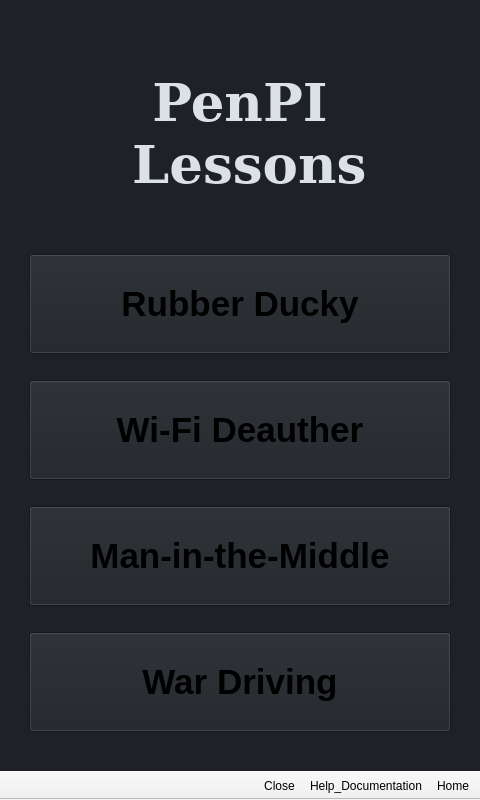
Before: the Qt Designer form Cybersecurity_Lesson/main_window.ui in GeekTech-mirror/qt-cybersecurity_lesson, drawn with Qt 5.
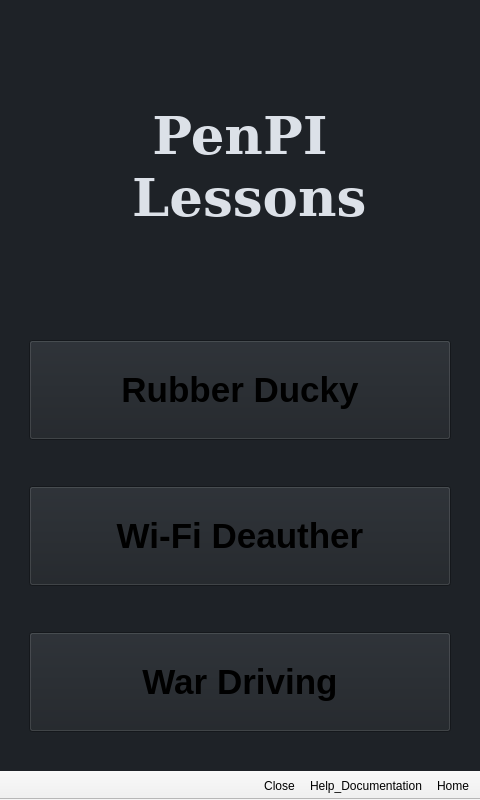
After: the same form once the commit is applied. Icons and pictures are not drawn. Custom widgets are drawn as their Qt base class.

Commit message: chore: adjust layout to be more touch friendly

```diff
--- a/Cybersecurity_Lesson/main_window.ui
+++ b/Cybersecurity_Lesson/main_window.ui
@@ -86,10 +86,13 @@
           <property name="orientation">
            <enum>Qt::Horizontal</enum>
           </property>
+          <property name="sizeType">
+           <enum>QSizePolicy::Expanding</enum>
+          </property>
           <property name="sizeHint" stdset="0">
            <size>
             <width>40</width>
-            <height>20</height>
+            <height>40</height>
            </size>
           </property>
          </spacer>
@@ -121,7 +124,7 @@
           <property name="sizeHint" stdset="0">
            <size>
             <width>40</width>
-            <height>20</height>
+            <height>40</height>
            </size>
           </property>
          </spacer>
@@ -145,38 +148,6 @@
           </property>
          </widget>
         </item>
-        <item>
-         <spacer name="horizontalSpacer_2">
-          <property name="orientation">
-           <enum>Qt::Horizontal</enum>
-          </property>
-          <property name="sizeHint" stdset="0">
-           <size>
-            <width>40</width>
-            <height>20</height>
-           </size>
-          </property>
-         </spacer>
-        </item>
-        <item>
-         <widget class="QPushButton" name="man_in_the_middle_button">
-          <property name="minimumSize">
-           <size>
-            <width>419</width>
-            <height>100</height>
-           </size>
-          </property>
-          <property name="font">
-           <font>
-            <pointsize>26</pointsize>
-            <bold>true</bold>
-           </font>
-          </property>
-          <property name="text">
-           <string>Man-in-the-Middle</string>
-          </property>
-         </widget>
-        </item>
         <item>
          <spacer name="horizontalSpacer_3">
           <property name="orientation">
@@ -185,7 +156,7 @@
           <property name="sizeHint" stdset="0">
            <size>
             <width>40</width>
-            <height>20</height>
+            <height>40</height>
            </size>
           </property>
          </spacer>
```
Left out of the diff: 30 changed lines with no effect on the pictures. The commit also changes 6 other files.
